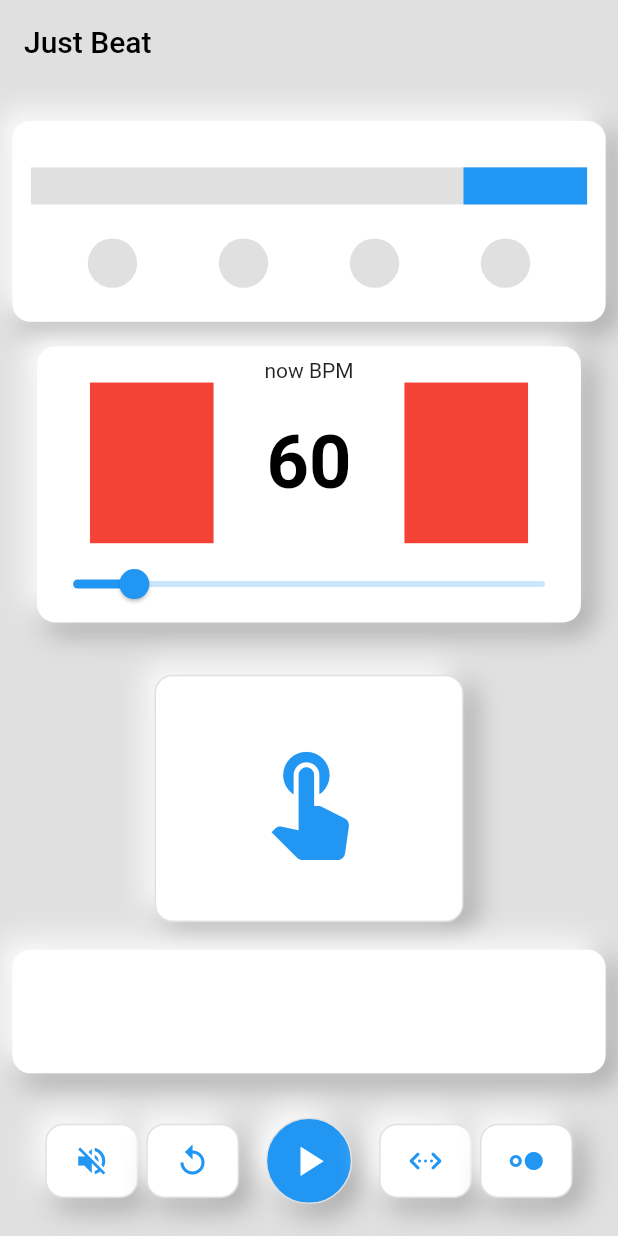
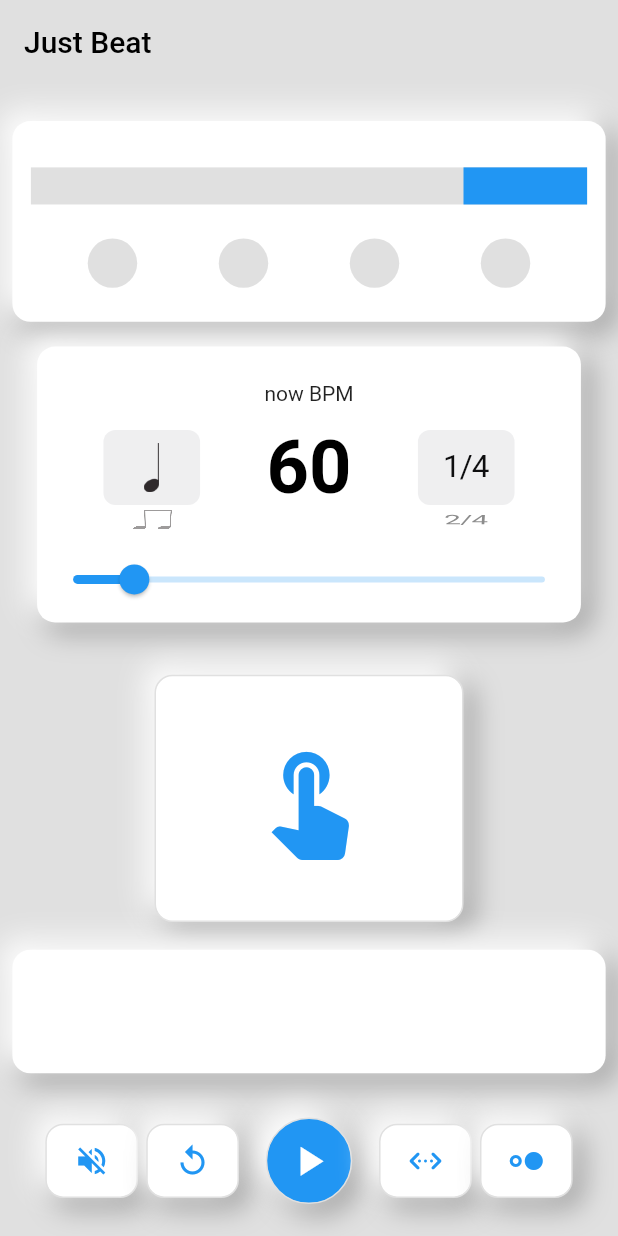
Before and after one commit to yuto90/metronome, a Flutter app: the screen it shows after launch, on a phone screen of 412 x 824 dp. Run offline on Flutter 3.47's test engine with Material 2 defaults, Android fonts, the light colour scheme and no system bars; drawn by our look-alikes of google_mobile_ads; missing offline and left inert: soundpool; network calls fail.

Commit message:
BPMの横に音符と拍のpickを追加

```diff
--- a/lib/home/home.dart
+++ b/lib/home/home.dart
@@ -1,3 +1,4 @@
+import 'package:flutter/cupertino.dart';
 import 'package:flutter/material.dart';
 import 'package:provider/provider.dart';
 import '../size_config.dart';
@@ -6,6 +7,8 @@ import 'package:metronome/home/home_part_beat.dart';
 import 'package:metronome/home/home_part_footer.dart';
 import 'package:metronome/home/home_part_pendulum.dart';
 import 'package:metronome/home/home_part_tap.dart';
+
+import 'home_part_bpm.dart';
 
 class Home extends StatelessWidget {
   @override
@@ -69,53 +72,7 @@ class Home extends StatelessWidget {
                         SizeConfig.blockSizeHorizontal! * 6,
                         SizeConfig.blockSizeVertical! * 1,
                       ),
-                      child: Container(
-                        decoration: model.homeProperty.smooth(),
-                        child: Column(
-                          children: [
-                            Spacer(flex: 5),
-                            Text('now BPM'),
-                            Row(
-                              children: [
-                                Spacer(),
-                                Container(
-                                  width: SizeConfig.blockSizeHorizontal! * 20,
-                                  height: SizeConfig.blockSizeVertical! * 13,
-                                  color: Colors.red,
-                                ),
-                                Spacer(),
-                                Text(
-                                  model.sliderTempo.toString(),
-                                  style: TextStyle(
-                                    fontWeight: FontWeight.bold,
-                                    fontSize: SizeConfig.blockSizeVertical! * 6,
-                                    color: Colors.black,
-                                  ),
-                                ),
-                                Spacer(),
-                                Container(
-                                  width: SizeConfig.blockSizeHorizontal! * 20,
-                                  height: SizeConfig.blockSizeVertical! * 13,
-                                  color: Colors.red,
-                                ),
-                                Spacer(),
-                              ],
-                            ),
-                            Spacer(flex: 2),
-                            Slider(
-                              value: model.sliderTempo.toDouble(),
-                              min: 40,
-                              max: 200,
-                              divisions: 200,
-                              label: model.sliderTempo.toString(),
-                              onChanged: (double value) {
-                                model.changeTempo(value);
-                              },
-                            ),
-                            Spacer(flex: 1),
-                          ],
-                        ),
-                      ),
+                      child: BPM(model: model),
                     ),
                   ),
                   //! ---------------------------------------------------------------
--- a/lib/home/home_model.dart
+++ b/lib/home/home_model.dart
@@ -8,6 +8,28 @@ import 'Dart:async';
 
 class HomeModel extends ChangeNotifier {
   // 変数 ------------------------------------------------------
+  /// 音符のパスを格納
+  List note = [
+    'assets/images/1.png',
+    'assets/images/2.png',
+    'assets/images/3.png',
+    'assets/images/4.png',
+  ];
+
+  /// 拍子の種類を格納
+  List beatType = [
+    '1/4',
+    '2/4',
+    '3/4',
+    '4/4',
+  ];
+
+  /// 今どの音符がpickされているかを格納
+  int selectedNoteIndex = 0;
+
+  /// 今どの拍子がpickされているかを格納
+  int selectedBeatType = 0;
+
   late BannerAd myBanner;
 
   int defaultTempo = 60; // デフォルトで設定するBPM
@@ -186,21 +208,6 @@ class HomeModel extends ChangeNotifier {
     notifyListeners();
   }
 
-  // 画面をリセットする
-  void displayReset() {
-    isReset = !isReset;
-    run = false;
-    sliderTempo = defaultTempo;
-    nowBeat = 0;
-    alignment = Alignment.bottomRight;
-    isJustBeat = false;
-    isMainButtonTap = false;
-    isPendulum = false;
-    isClick = false;
-    isMute = false;
-    notifyListeners();
-  }
-
   // ボタンをタップした時
   void tapDown() {
     isMainButtonTap = true;
@@ -252,4 +259,33 @@ class HomeModel extends ChangeNotifier {
     isReset = false;
     notifyListeners();
   }
+
+  /// 音符をタップした時
+  void pickNote(int index) {
+    selectedNoteIndex = index;
+    notifyListeners();
+  }
+
+  /// 音符をタップした時
+  void pickBeatType(int index) {
+    selectedBeatType = index;
+    notifyListeners();
+  }
+
+  /// 画面をリセットする
+  void displayReset() {
+    isReset = !isReset;
+    run = false;
+    sliderTempo = defaultTempo;
+    nowBeat = 0;
+    alignment = Alignment.bottomRight;
+    isJustBeat = false;
+    isMainButtonTap = false;
+    isPendulum = false;
+    isClick = false;
+    isMute = false;
+    //selectedNoteIndex = 0;
+    //selectedBeatType = 0;
+    notifyListeners();
+  }
 }
--- /dev/null
+++ b/lib/home/home_part_bpm.dart
@@ -0,0 +1,88 @@
+import 'package:flutter/cupertino.dart';
+import 'package:flutter/material.dart';
+import 'package:metronome/home/home_model.dart';
+import '../size_config.dart';
+
+class BPM extends StatelessWidget {
+  const BPM({Key? key, required this.model}) : super(key: key);
+
+  final HomeModel model;
+
+  @override
+  Widget build(BuildContext context) {
+    return Container(
+      decoration: model.homeProperty.smooth(),
+      child: Column(
+        children: [
+          Spacer(flex: 5),
+          Text('now BPM'),
+          Row(
+            children: [
+              Spacer(),
+              Container(
+                width: SizeConfig.blockSizeHorizontal! * 20,
+                height: SizeConfig.blockSizeVertical! * 10,
+                //color: Colors.red,
+                child: CupertinoPicker(
+                  itemExtent: 50,
+                  //scrollController: FixedExtentScrollController(initialItem: 0),
+                  onSelectedItemChanged: (index) => model.pickNote(index),
+                  children: model.note
+                      .map((e) => Center(
+                            child: SizedBox(
+                              width: SizeConfig.blockSizeHorizontal! * 15,
+                              height: SizeConfig.blockSizeVertical! * 4,
+                              child: Image.asset(e),
+                            ),
+                          ))
+                      .toList(),
+                ),
+              ),
+              Spacer(),
+              Text(
+                model.sliderTempo.toString(),
+                style: TextStyle(
+                  fontWeight: FontWeight.bold,
+                  fontSize: SizeConfig.blockSizeVertical! * 6,
+                  color: Colors.black,
+                ),
+              ),
+              Spacer(),
+              Container(
+                width: SizeConfig.blockSizeHorizontal! * 20,
+                height: SizeConfig.blockSizeVertical! * 10,
+                //color: Colors.red,
+                child: CupertinoPicker(
+                  itemExtent: 50,
+                  onSelectedItemChanged: (index) => model.pickBeatType(index),
+                  children: model.beatType
+                      .map((e) => Center(
+                            child: SizedBox(
+                              width: SizeConfig.blockSizeHorizontal! * 15,
+                              height: SizeConfig.blockSizeVertical! * 4,
+                              child: Center(child: Text(e)),
+                            ),
+                          ))
+                      .toList(),
+                ),
+              ),
+              Spacer(),
+            ],
+          ),
+          Spacer(flex: 2),
+          Slider(
+            value: model.sliderTempo.toDouble(),
+            min: 40,
+            max: 200,
+            divisions: 200,
+            label: model.sliderTempo.toString(),
+            onChanged: (double value) {
+              model.changeTempo(value);
+            },
+          ),
+          Spacer(flex: 1),
+        ],
+      ),
+    );
+  }
+}
--- a/pubspec.yaml
+++ b/pubspec.yaml
@@ -52,6 +52,7 @@ flutter:
   #   - images/a_dot_ham.jpeg
   assets:
     - assets/sound/
+    - assets/images/
 
   # An image asset can refer to one or more resolution-specific "variants", see
   # https://flutter.dev/assets-and-images/#resolution-aware.
```
Also changed, not shown: assets/images/1.png (added), assets/images/2.png (added), assets/images/3.png (added), assets/images/4.png (added).
